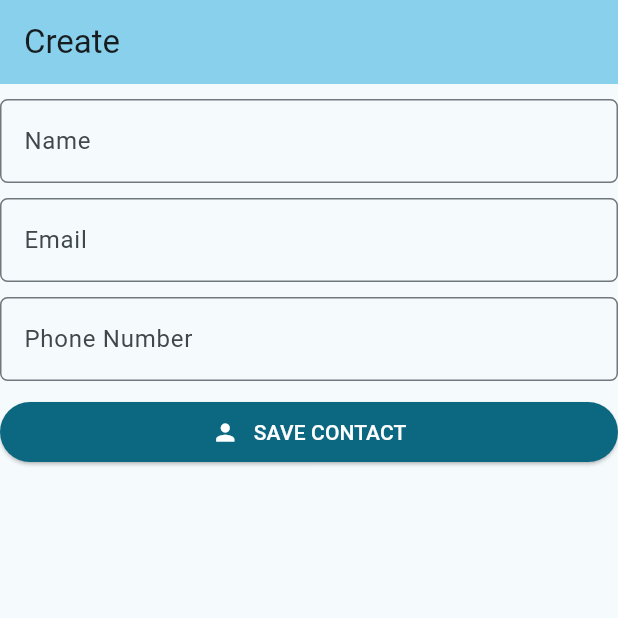
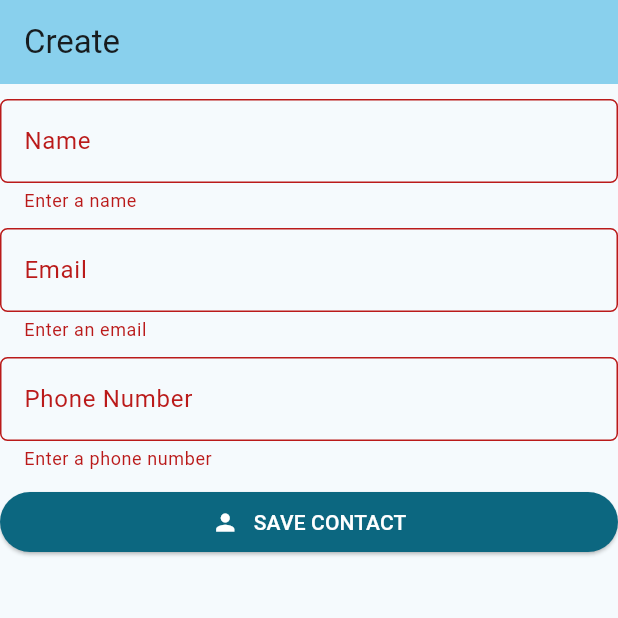
Before and after one commit to KavindaChirath/contact_app, a Flutter app: the screen it shows after launch, after a tap on "SAVE CONTACT", on a phone screen of 412 x 824 dp, the top half of it. Run offline on Flutter 3.47's test engine with Material 3 defaults, Android fonts, the phone set to English and light mode, and no system bars; our stand-ins replace faker.

Commit message:
Validate the name , email, and phone no to correct format

```diff
--- a/lib/ui/contact/widget/contact_form.dart
+++ b/lib/ui/contact/widget/contact_form.dart
@@ -20,6 +20,8 @@ class _ContactFormState extends State<ContactForm> {
           SizedBox(height: 10),
           TextFormField(
             onSaved: (value) => name = value ?? '',
+            validator: _validateName,
+
             decoration: InputDecoration(
               labelText: 'Name',
               border: OutlineInputBorder(
@@ -31,6 +33,7 @@ class _ContactFormState extends State<ContactForm> {
           SizedBox(height: 10),
           TextFormField(
             onSaved: (value) => email = value ?? '',
+            validator: _validateEmail,
             decoration: InputDecoration(
               labelText: 'Email',
               border: OutlineInputBorder(
@@ -42,6 +45,7 @@ class _ContactFormState extends State<ContactForm> {
           SizedBox(height: 10),
           TextFormField(
             onSaved: (value) => phoneNumber = value ?? '',
+            validator: _validatePhoneNumber,
             decoration: InputDecoration(
               labelText: 'Phone Number',
               border: OutlineInputBorder(
@@ -53,8 +57,11 @@ class _ContactFormState extends State<ContactForm> {
 
           ElevatedButton(
             onPressed: () {
-              _formKey.currentState?.save();
-              print('Name: $name, Email: $email, Phone: $phoneNumber');
+              // Access the Form using the _formKey
+              if (_formKey.currentState?.validate() ?? false) {
+                _formKey.currentState?.save();
+                print('Name: $name, Email: $email, Phone: $phoneNumber');
+              }
             },
             child: Row(
               mainAxisAlignment: MainAxisAlignment.center,
@@ -73,4 +80,36 @@ class _ContactFormState extends State<ContactForm> {
       ),
     );
   }
+
+  // use validator: return an error string or null if the value is in the correct format
+  String? _validateName(String? value) {
+    if (value == null || value.isEmpty) {
+      return 'Enter a name';
+    }
+    return null;
+  }
+
+  // Validate the Email Address
+  String? _validateEmail(String? value) {
+    final emailRegex = RegExp(r'^[^@]+@[^@]+\.[^@]+');
+
+    if (value == null || value.isEmpty) {
+      return 'Enter an email';
+    } else if (!emailRegex.hasMatch(value)) {
+      return 'Enter a valid email';
+    }
+    return null;
+  }
+
+  // Validate the Email Address
+  String? _validatePhoneNumber(String? value) {
+    final phoneRegex = RegExp(r'^\+?[0-9]{7,15}$');
+
+    if (value == null || value.isEmpty) {
+      return 'Enter a phone number';
+    } else if (!phoneRegex.hasMatch(value)) {
+      return 'Enter a valid phone number';
+    }
+    return null;
+  }
 }
```
